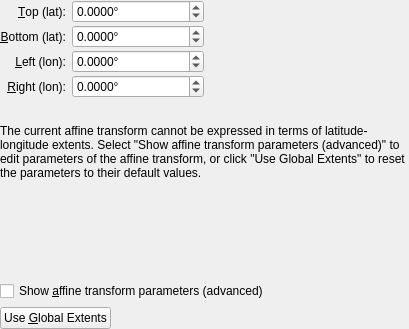
The window that src/qt-widgets/EditAffineTransformGeoreferencingWidgetUi.ui (GPlates/GPlates) describes before a commit, drawn with Qt 5.
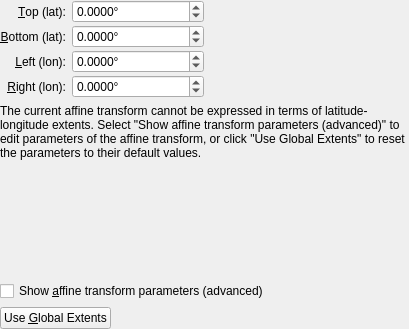
The same window after the commit. Icons and pictures are not drawn.

```diff
--- a/src/qt-widgets/EditAffineTransformGeoreferencingWidgetUi.ui
+++ b/src/qt-widgets/EditAffineTransformGeoreferencingWidgetUi.ui
@@ -256,35 +256,6 @@
             </item>
            </layout>
           </item>
-          <item>
-           <widget class="QWidget" name="warning_container_widget" native="true">
-            <layout class="QHBoxLayout" name="horizontalLayout">
-             <property name="margin">
-              <number>0</number>
-             </property>
-             <item>
-              <widget class="QLabel" name="warning_icon">
-               <property name="text">
-                <string/>
-               </property>
-               <property name="pixmap">
-                <pixmap resource="../qt-resources/qt_widgets.qrc">:/gnome_dialog_warning_16.png</pixmap>
-               </property>
-              </widget>
-             </item>
-             <item>
-              <widget class="QLabel" name="warning_label">
-               <property name="sizePolicy">
-                <sizepolicy hsizetype="Expanding" vsizetype="Preferred">
-                 <horstretch>0</horstretch>
-                 <verstretch>0</verstretch>
-                </sizepolicy>
-               </property>
-              </widget>
-             </item>
-            </layout>
-           </widget>
-          </item>
          </layout>
         </widget>
        </item>
```
